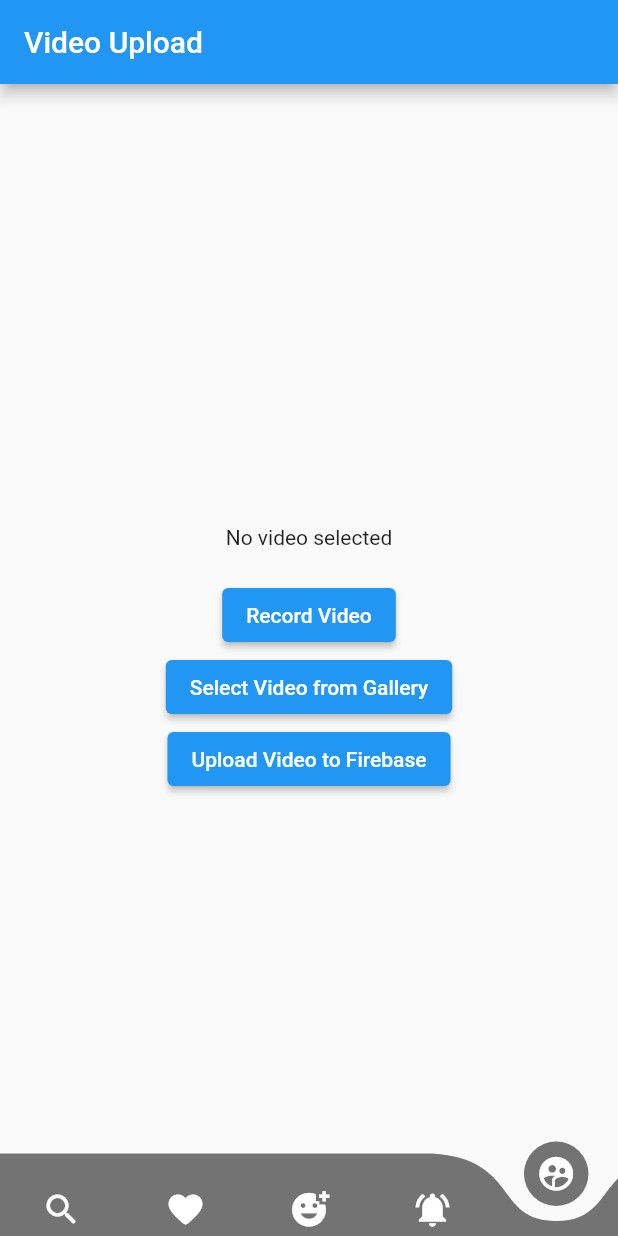
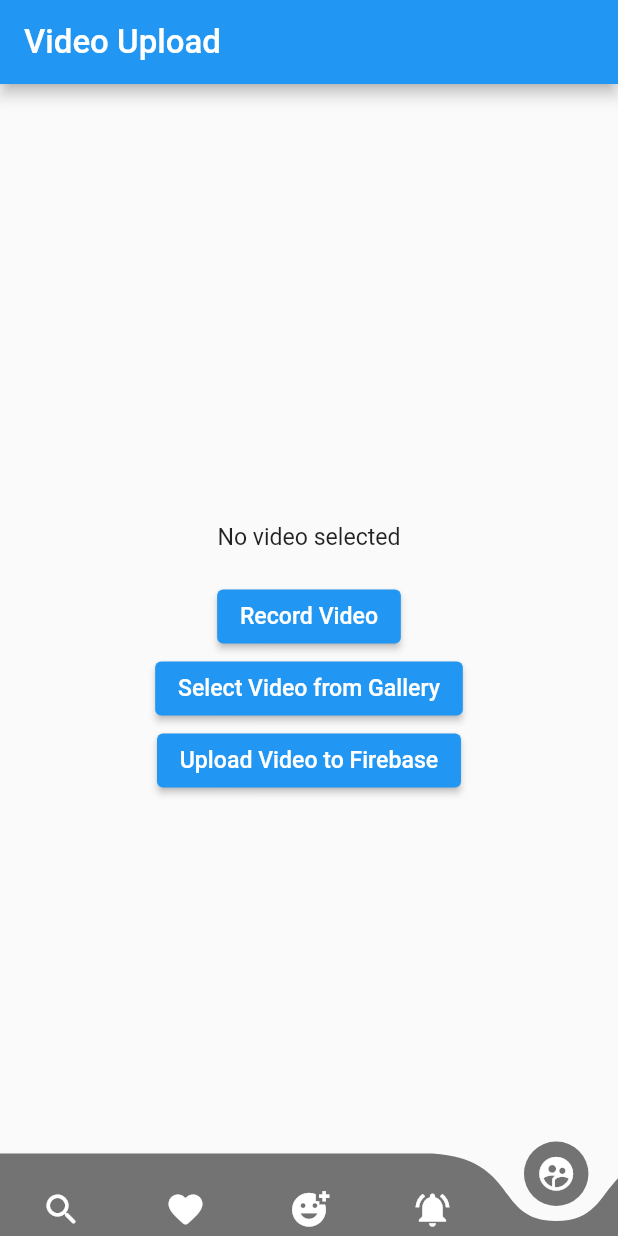
Before and after one commit to richardkelvin81/provechopolis, a Flutter app: the screen it shows after launch, item 5 of the bottom bar chosen, on a phone screen of 412 x 824 dp. Run offline on Flutter 3.47's test engine with Material 2 defaults, Android fonts, the phone set to English and light mode, and no system bars; drawn by our look-alikes of curved_navigation_bar; our stand-ins replace animate_do, cloud_firestore, firebase_core, firebase_storage, flutter_cache_manager, image_picker and 1 more; missing offline and left inert: flutter_ffmpeg, marquee_widget, video_compress; accounts and stored records are empty; network calls fail.

Commit message:
Sin titulo

```diff
--- a/lib/VIEW/0features/videos/widgets/shared/video_titulos.dart
+++ b/lib/VIEW/0features/videos/widgets/shared/video_titulos.dart
@@ -42,7 +42,7 @@ class VideoTitulos extends StatelessWidget {
               style: TextStyle(
                   fontFamily: 'Barlow Bold',
                   color: Colors.white,
-                  fontSize: GlobalResponsive.smallFont(context) ),
+                  fontSize: GlobalResponsive.smallFont(context) + 2.5),
               ),
           ),
 
--- a/lib/main.dart
+++ b/lib/main.dart
@@ -27,9 +27,12 @@ class MyApp extends StatelessWidget {
       ],
       child: MaterialApp(
         debugShowCheckedModeBanner: false,
+
         title: 'Material App',
         theme: AppTheme.getTheme(),
-        home: HomePublicScreen()
+        home: MediaQuery(
+          data: MediaQuery.of(context).copyWith(textScaleFactor: 1.1),
+          child: HomePublicScreen())
       ),
     );
   }
```
